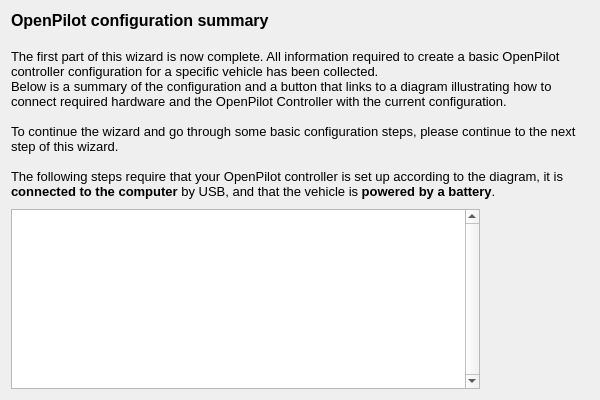
Old version of the form ground/openpilotgcs/src/plugins/setupwizard/pages/summarypage.ui in the repository openpilot/OpenPilot.
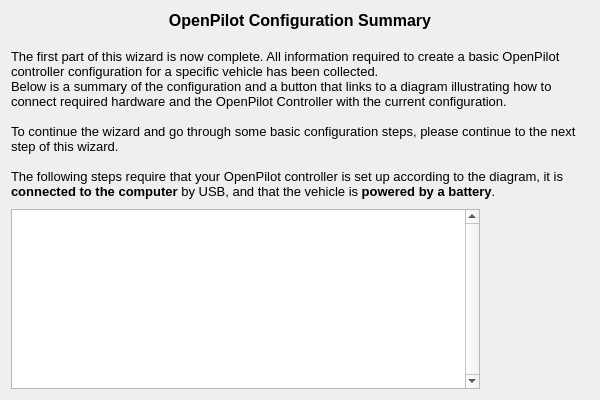
New version of the form. Icons and pictures are not drawn.

```diff
--- a/ground/openpilotgcs/src/plugins/setupwizard/pages/summarypage.ui
+++ b/ground/openpilotgcs/src/plugins/setupwizard/pages/summarypage.ui
@@ -21,7 +21,7 @@
 &lt;html&gt;&lt;head&gt;&lt;meta name=&quot;qrichtext&quot; content=&quot;1&quot; /&gt;&lt;style type=&quot;text/css&quot;&gt;
 p, li { white-space: pre-wrap; }
 &lt;/style&gt;&lt;/head&gt;&lt;body style=&quot; font-family:'MS Shell Dlg 2'; font-size:8pt; font-weight:400; font-style:normal;&quot;&gt;
-&lt;p style=&quot; margin-top:0px; margin-bottom:0px; margin-left:0px; margin-right:0px; -qt-block-indent:0; text-indent:0px;&quot;&gt;&lt;span style=&quot; font-size:12pt; font-weight:600;&quot;&gt;OpenPilot configuration summary&lt;/span&gt;&lt;/p&gt;
+&lt;p align=&quot;center&quot; style=&quot; margin-top:0px; margin-bottom:0px; margin-left:0px; margin-right:0px; -qt-block-indent:0; text-indent:0px;&quot;&gt;&lt;span style=&quot; font-size:12pt; font-weight:600;&quot;&gt;OpenPilot Configuration Summary&lt;/span&gt;&lt;/p&gt;
 &lt;p style=&quot;-qt-paragraph-type:empty; margin-top:0px; margin-bottom:0px; margin-left:0px; margin-right:0px; -qt-block-indent:0; text-indent:0px; font-size:12pt; font-weight:600;&quot;&gt;&lt;br /&gt;&lt;/p&gt;
 &lt;p style=&quot; margin-top:0px; margin-bottom:0px; margin-left:0px; margin-right:0px; -qt-block-indent:0; text-indent:0px;&quot;&gt;&lt;span style=&quot; font-size:10pt;&quot;&gt;The first part of this wizard is now complete. All information required to create a basic OpenPilot controller configuration for a specific vehicle has been collected.&lt;/span&gt;&lt;/p&gt;
 &lt;p style=&quot; margin-top:0px; margin-bottom:0px; margin-left:0px; margin-right:0px; -qt-block-indent:0; text-indent:0px;&quot;&gt;&lt;span style=&quot; font-size:10pt;&quot;&gt;Below is a summary of the configuration and a button that links to a diagram illustrating how to connect required hardware and the OpenPilot Controller with the current configuration.&lt;/span&gt;&lt;/p&gt;
```
